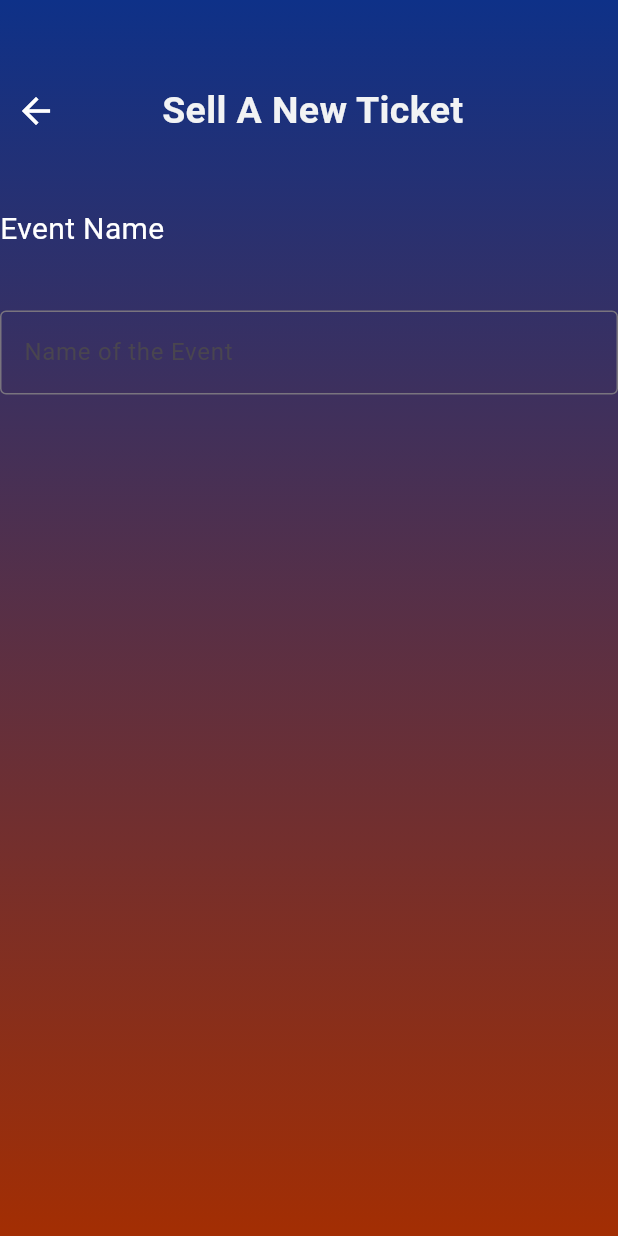
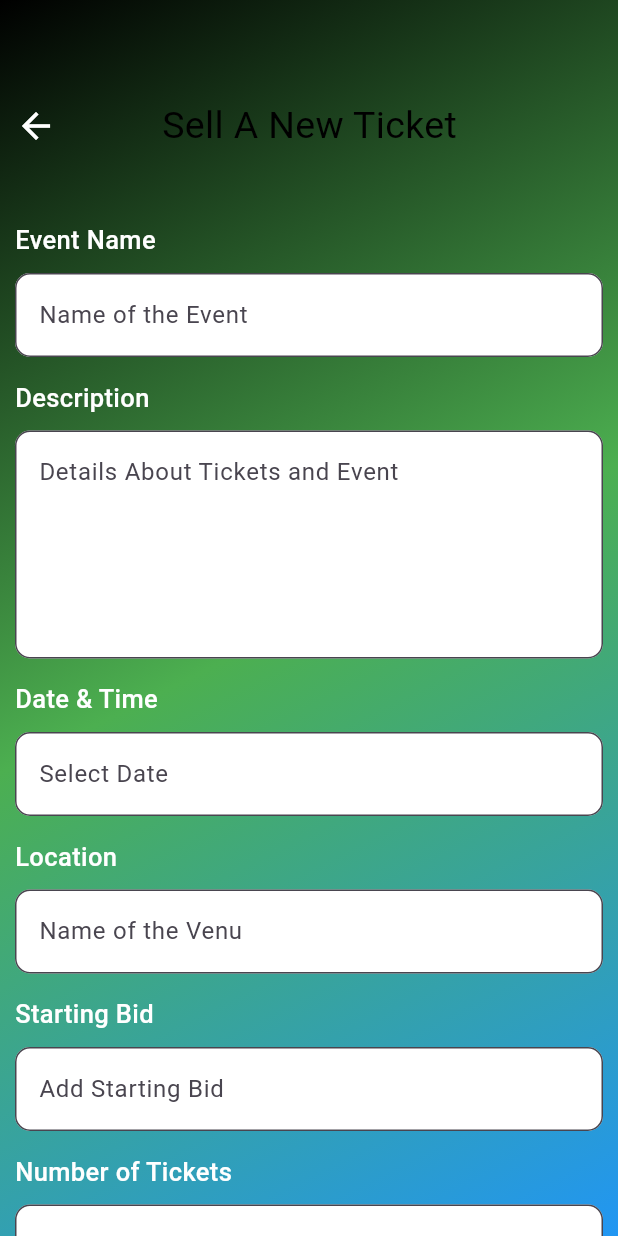
Before and after one commit to MubeenMohammed/ticket_sphere, a Flutter app: the screen it shows after launch, on a phone screen of 412 x 824 dp. Run offline on Flutter 3.47's test engine with Material 3 defaults, Android fonts, the phone set to English and light mode, and no system bars.

Commit message:
Added the form to add a new ticket

```diff
--- a/lib/main.dart
+++ b/lib/main.dart
@@ -2,5 +2,13 @@ import 'package:flutter/material.dart';
 import 'package:ticket_sphere/widgets/ticket_selling_page.dart';
 
 void main() {
-  runApp(const TicketSellingPage());
+  runApp(
+    MaterialApp(
+      title: "Event Form",
+      theme: ThemeData(
+        primarySwatch: Colors.blue,
+      ),
+      home: const TicketSellingPage(),
+    )
+  );
 }
--- /dev/null
+++ b/lib/models/input_model.dart
@@ -0,0 +1,44 @@
+import 'package:flutter/material.dart';
+
+class InputModel extends StatelessWidget {
+  const InputModel({
+    super.key,
+    required this.inputHeader,
+    required this.inputPlaceHolder,
+    required this.isLongInput,
+  });
+
+  final String inputHeader;
+  final String inputPlaceHolder;
+  final bool isLongInput;
+
+  @override
+  Widget build(BuildContext context) {
+    return Column(
+      crossAxisAlignment: CrossAxisAlignment.start,
+      children: [
+        Text(
+          inputHeader,
+          style: const TextStyle(
+            color: Colors.white,
+            fontSize: 17,
+            fontWeight: FontWeight.w500,
+          ),
+        ),
+        const SizedBox(height: 10),
+        TextField(
+          decoration: InputDecoration(
+            border: OutlineInputBorder(
+              borderRadius: BorderRadius.circular(10),
+            ),
+            filled: true,
+            fillColor: Colors.white,
+            hintText: inputPlaceHolder,
+          ),
+          maxLines: isLongInput ? 5 : 1,
+        ),
+        const SizedBox(height: 15)
+      ],
+    );
+  }
+}
--- a/lib/widgets/ticket_selling_page.dart
+++ b/lib/widgets/ticket_selling_page.dart
@@ -1,4 +1,5 @@
 import 'package:flutter/material.dart';
+import 'package:ticket_sphere/models/input_model.dart';
 
 class TicketSellingPage extends StatelessWidget {
   const TicketSellingPage({super.key});
@@ -7,17 +8,17 @@ class TicketSellingPage extends StatelessWidget {
 
   @override
   Widget build(BuildContext context) {
-    return MaterialApp(
-      home: Scaffold(
+    return Scaffold(
       body: Container(
         decoration: const BoxDecoration(
           gradient: LinearGradient(
             colors: [
-                Color.fromARGB(255, 14, 49, 136),
-                Color.fromARGB(255, 163, 46, 3),
+              Colors.black,
+              Colors.green,
+              Colors.blue,
             ],
-              begin: Alignment.topCenter,
-              end: Alignment.bottomCenter,
+            begin: Alignment.topLeft,
+            end: Alignment.bottomRight,
           ),
         ),
         child: Center(
@@ -25,7 +26,7 @@ class TicketSellingPage extends StatelessWidget {
             crossAxisAlignment: CrossAxisAlignment.start,
             children: [
               const SizedBox(
-                  height: 50,
+                height: 60,
               ),
               Row(
                 children: [
@@ -43,9 +44,9 @@ class TicketSellingPage extends StatelessWidget {
                   const Text(
                     "Sell A New Ticket",
                     style: TextStyle(
-                        color: Color.fromARGB(251, 245, 246, 246),
+                      color: Colors.black,
                       fontSize: 25,
-                        fontWeight: FontWeight.bold,
+                      fontWeight: FontWeight.w400,
                     ),
                   ),
                 ],
@@ -53,24 +54,44 @@ class TicketSellingPage extends StatelessWidget {
               const SizedBox(
                 height: 40,
               ),
-                const Text(
-                  "Event Name",
-                  style: TextStyle(
-                    color: Colors.white,
-                    fontSize: 20,
+              const Padding(
+                padding: EdgeInsets.fromLTRB(10, 0, 10, 0),
+                child: Column(
+                  children: [
+                    InputModel(
+                      inputHeader: "Event Name",
+                      inputPlaceHolder: "Name of the Event",
+                      isLongInput: false,
                     ),
+                    InputModel(
+                      inputHeader: "Description",
+                      inputPlaceHolder: "Details About Tickets and Event",
+                      isLongInput: true,
                     ),
-                const SizedBox(
-                  height: 40,
+                    InputModel(
+                      inputHeader: "Date & Time",
+                      inputPlaceHolder: "Select Date",
+                      isLongInput: false,
                     ),
-                const TextField(
-                  decoration: InputDecoration(
-                      fillColor: Colors.white,
-                      border: OutlineInputBorder(),
-                      labelText: "Name of the Event"),
+                    InputModel(
+                      inputHeader: "Location",
+                      inputPlaceHolder: "Name of the Venu",
+                      isLongInput: false,
+                    ),
+                    InputModel(
+                      inputHeader: "Starting Bid",
+                      inputPlaceHolder: "Add Starting Bid",
+                      isLongInput: false,
+                    ),
+                    InputModel(
+                      inputHeader: "Number of Tickets",
+                      inputPlaceHolder: "Number of Tickets",
+                      isLongInput: false,
+                    ),
+                  ],
+                ),
               )
             ],
-            ),
           ),
         ),
       ),
```
Lines whose indentation alone changed are shown as unchanged.
